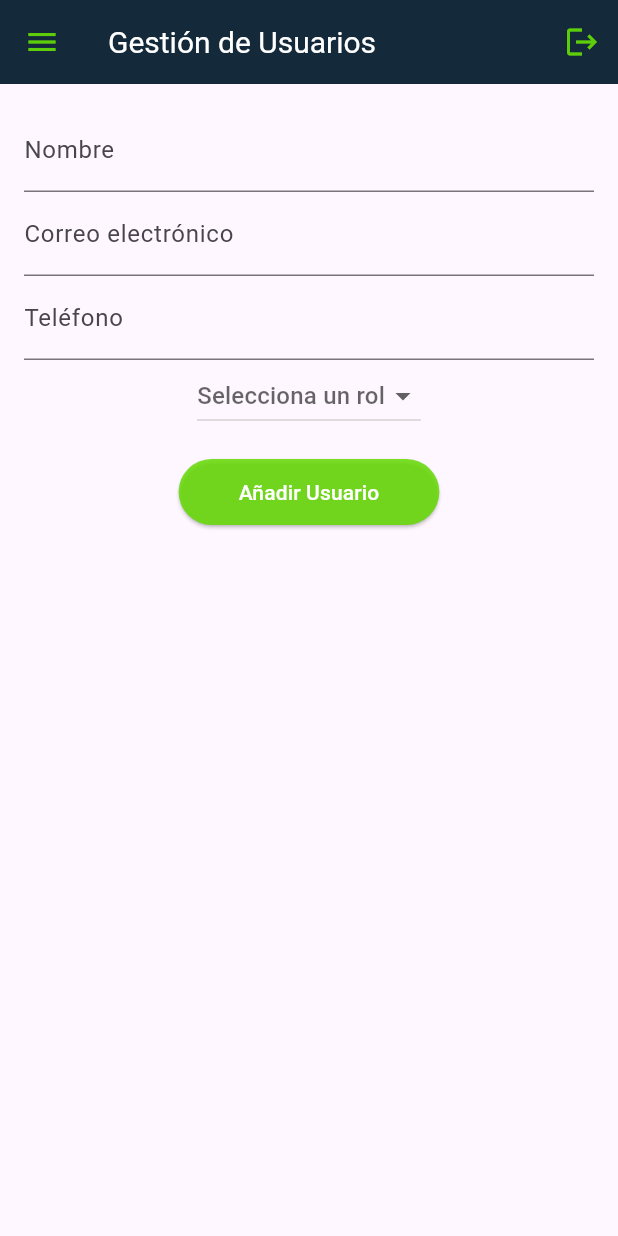
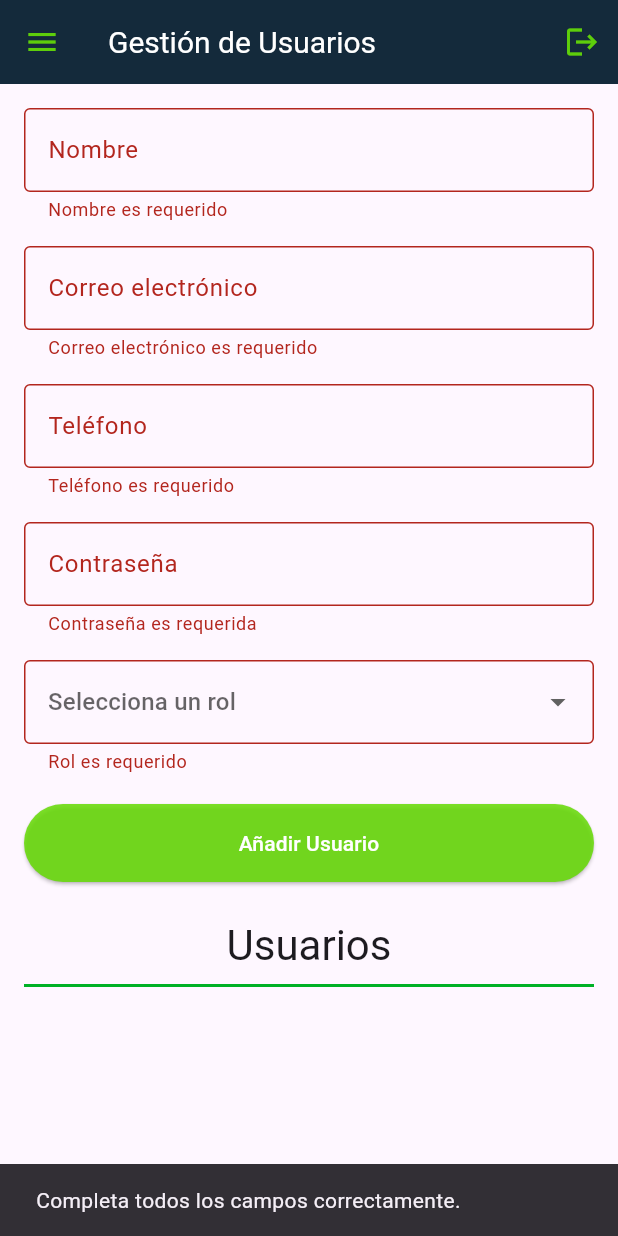
Before and after one commit to luckhazzard03/Flutter_Cheftable, a Flutter app: the screen it shows after launch, after a tap on "Añadir Usuario", on a phone screen of 412 x 824 dp. Run offline on Flutter 3.47's test engine with Material 3 defaults, Android fonts, the phone set to English and light mode, and no system bars; our stand-ins replace flutter_secure_storage; accounts and stored records are empty.

Commit message:
Se ajusta el modelo de datos del usuario y estilos del formulario

```diff
--- a/lib/models/user.dart
+++ b/lib/models/user.dart
@@ -5,11 +5,12 @@ class User {
   final String email;
   final String phone;
   final String role;
+  final String password;
 
-  User({
-    required this.name,
-    required this.email,
-    required this.phone,
-    required this.role,
-  });
+  User(
+      {required this.name,
+      required this.email,
+      required this.phone,
+      required this.role,
+      required this.password});
 }
--- a/lib/pages/user_management_page.dart
+++ b/lib/pages/user_management_page.dart
@@ -1,4 +1,6 @@
 import 'package:flutter/material.dart';
+import 'package:crypto/crypto.dart';
+import 'dart:convert';
 import '../models/user.dart'; // Ajusta la ruta según tu estructura
 import 'login_page.dart'; // Importa la página de inicio de sesión
 import 'order_page.dart'; // Asegúrate de importar la página de gestión de comandas
@@ -12,42 +14,111 @@ class UserManagementPage extends StatefulWidget {
 
 class _UserManagementPageState extends State<UserManagementPage> {
   final List<User> _users = [];
+  final _formKey = GlobalKey<FormState>();
   final _nameController = TextEditingController();
   final _emailController = TextEditingController();
   final _phoneController = TextEditingController();
+  final _passwordController = TextEditingController();
   String? _selectedRole;
   User? _editingUser;
 
+  String? _validateName(String? value) {
+    if (value == null || value.isEmpty) {
+      return 'Nombre es requerido';
+    }
+    return null;
+  }
+
+  String? _validateEmail(String? value) {
+    if (value == null || value.isEmpty) {
+      return 'Correo electrónico es requerido';
+    }
+    final emailRegExp = RegExp(r'^[^@]+@[^@]+\.[^@]+$');
+    if (!emailRegExp.hasMatch(value)) {
+      return 'Debe ser un campo de correo electrónico válido';
+    }
+    return null;
+  }
+
+  String? _validatePhone(String? value) {
+    if (value == null || value.isEmpty) {
+      return 'Teléfono es requerido';
+    }
+    final phoneRegExp = RegExp(r'^\d{10}$');
+    if (!phoneRegExp.hasMatch(value)) {
+      return 'Teléfono debe contener exactamente 10 números';
+    }
+    return null;
+  }
+
+  String? _validatePassword(String? value) {
+    if (value == null || value.isEmpty) {
+      return 'Contraseña es requerida';
+    }
+    if (value.length < 6) {
+      return 'Contraseña debe tener al menos 6 caracteres'; // Cambié a 6 caracteres por tu error anterior
+    }
+    return null;
+  }
+
   void _addUser() {
+    if (_formKey.currentState!.validate() && _selectedRole != null) {
       final name = _nameController.text;
       final email = _emailController.text;
       final phone = _phoneController.text;
-    final role = _selectedRole ?? '';
+      final password = _passwordController.text;
+      final role = _selectedRole!;
 
-    if (name.isEmpty || email.isEmpty || phone.isEmpty || role.isEmpty) {
-      return;
-    }
+      final hashedPassword = _hashPassword(password); // Hasheamos la contraseña
 
       setState(() {
         if (_editingUser != null) {
           final index = _users.indexOf(_editingUser!);
-        _users[index] =
-            User(name: name, email: email, phone: phone, role: role);
+          _users[index] = User(
+            name: name,
+            email: email,
+            phone: phone,
+            role: role,
+            password: hashedPassword,
+          );
           _editingUser = null;
         } else {
-        _users.add(User(name: name, email: email, phone: phone, role: role));
+          _users.add(User(
+            name: name,
+            email: email,
+            phone: phone,
+            role: role,
+            password: hashedPassword,
+          ));
         }
         _nameController.clear();
         _emailController.clear();
         _phoneController.clear();
+        _passwordController.clear(); // Limpiar el campo de la contraseña
         _selectedRole = null;
       });
+    } else {
+      ScaffoldMessenger.of(context).showSnackBar(
+        const SnackBar(
+          content: Text('Completa todos los campos correctamente.'),
+        ),
+      );
+    }
+  }
+
+  String _hashPassword(String password) {
+    final bytes = utf8.encode(password); // Convertir la contraseña en bytes
+    final digest = sha256.convert(bytes); // Crear el hash
+    return digest.toString().substring(
+        0, 9); // Truncar el hash a 9 caracteres y lo convierte en string
   }
 
   void _editUser(User user) {
     _nameController.text = user.name;
     _emailController.text = user.email;
     _phoneController.text = user.phone;
+    _passwordController.text =
+        ''; // No mostramos la contraseña hasheada por seguridad
     _selectedRole = user.role;
     setState(() {
       _editingUser = user;
@@ -179,20 +250,52 @@ class _UserManagementPageState extends State<UserManagementPage> {
         padding: const EdgeInsets.all(16.0),
         child: Column(
           children: [
-            TextField(
+            // Formulario para añadir o actualizar usuarios
+            Form(
+              key: _formKey,
+              child: Column(
+                crossAxisAlignment: CrossAxisAlignment.stretch,
+                children: [
+                  TextFormField(
                     controller: _nameController,
-              decoration: const InputDecoration(labelText: 'Nombre'),
+                    decoration: const InputDecoration(
+                      labelText: 'Nombre',
+                      border: OutlineInputBorder(),
                     ),
-            TextField(
+                    validator: _validateName,
+                  ),
+                  SizedBox(height: 16),
+                  TextFormField(
                     controller: _emailController,
-              decoration:
-                  const InputDecoration(labelText: 'Correo electrónico'),
+                    decoration: const InputDecoration(
+                      labelText: 'Correo electrónico',
+                      border: OutlineInputBorder(),
                     ),
-            TextField(
+                    keyboardType: TextInputType.emailAddress,
+                    validator: _validateEmail,
+                  ),
+                  SizedBox(height: 16),
+                  TextFormField(
                     controller: _phoneController,
-              decoration: const InputDecoration(labelText: 'Teléfono'),
+                    decoration: const InputDecoration(
+                      labelText: 'Teléfono',
+                      border: OutlineInputBorder(),
                     ),
-            DropdownButton<String>(
+                    keyboardType: TextInputType.number,
+                    validator: _validatePhone,
+                  ),
+                  SizedBox(height: 16),
+                  TextFormField(
+                    controller: _passwordController,
+                    obscureText: true, // Ocultar texto de la contraseña
+                    decoration: const InputDecoration(
+                      labelText: 'Contraseña',
+                      border: OutlineInputBorder(),
+                    ),
+                    validator: _validatePassword,
+                  ),
+                  SizedBox(height: 16),
+                  DropdownButtonFormField<String>(
                     value: _selectedRole,
                     hint: const Text('Selecciona un rol'),
                     onChanged: (String? newValue) {
@@ -207,8 +310,13 @@ class _UserManagementPageState extends State<UserManagementPage> {
                         child: Text(value),
                       );
                     }).toList(),
+                    decoration: const InputDecoration(
+                      border: OutlineInputBorder(),
                     ),
-            const SizedBox(height: 16),
+                    validator: (value) =>
+                        value == null ? 'Rol es requerido' : null,
+                  ),
+                  SizedBox(height: 20),
                   ElevatedButton(
                     onPressed: _addUser,
                     style: ElevatedButton.styleFrom(
@@ -218,13 +326,26 @@ class _UserManagementPageState extends State<UserManagementPage> {
                         borderRadius: BorderRadius.circular(30.0),
                       ),
                       padding: const EdgeInsets.symmetric(
-                    horizontal: 40.0, vertical: 12.0),
+                          horizontal: 20.0, vertical: 16.0),
                     ),
                     child: Text(_editingUser != null
                         ? 'Actualizar Usuario'
                         : 'Añadir Usuario'),
                   ),
-            const SizedBox(height: 16),
+                ],
+              ),
+            ),
+            SizedBox(height: 24),
+            Text(
+              'Usuarios',
+              style: Theme.of(context).textTheme.headlineMedium,
+            ),
+            SizedBox(height: 8),
+            Container(
+              color: const Color.fromARGB(255, 0, 177, 38),
+              height: 2,
+            ),
+            SizedBox(height: 16),
             Expanded(
               child: ListView.builder(
                 itemCount: _users.length,
@@ -232,16 +353,21 @@ class _UserManagementPageState extends State<UserManagementPage> {
                   final user = _users[index];
                   return ListTile(
                     title: Text(user.name),
-                    subtitle: Text('${user.email} - ${user.role}'),
+                    subtitle: Text(
+                        '${user.email} - ${user.role} - Contraseña: ${user.password}'),
                     trailing: Row(
                       mainAxisSize: MainAxisSize.min,
                       children: [
                         IconButton(
                           icon: const Icon(Icons.edit),
+                          color: Colors
+                              .green, // Color verde para el icono de editar
                           onPressed: () => _editUser(user),
                         ),
                         IconButton(
                           icon: const Icon(Icons.delete),
+                          color: Colors
+                              .green, // Color verde para el icono de eliminar
                           onPressed: () => _deleteUser(user),
                         ),
                       ],
```
Lines whose indentation alone changed are shown as unchanged.
